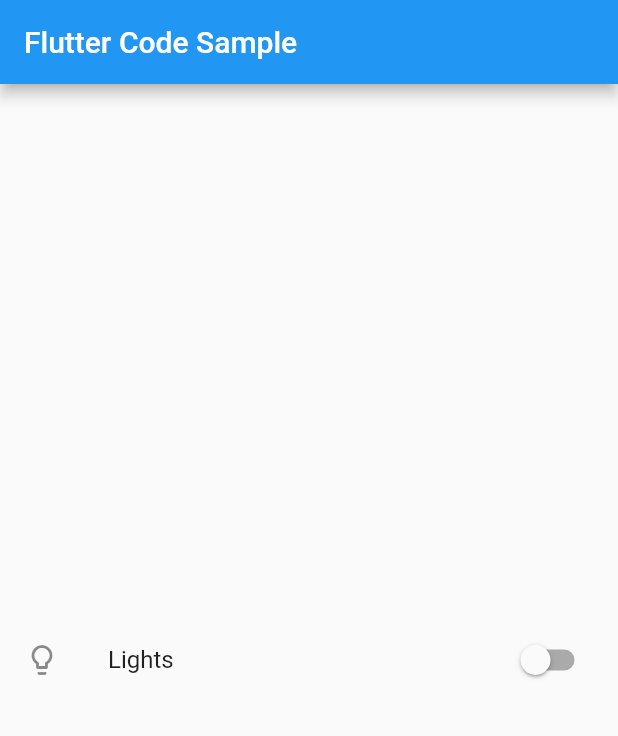
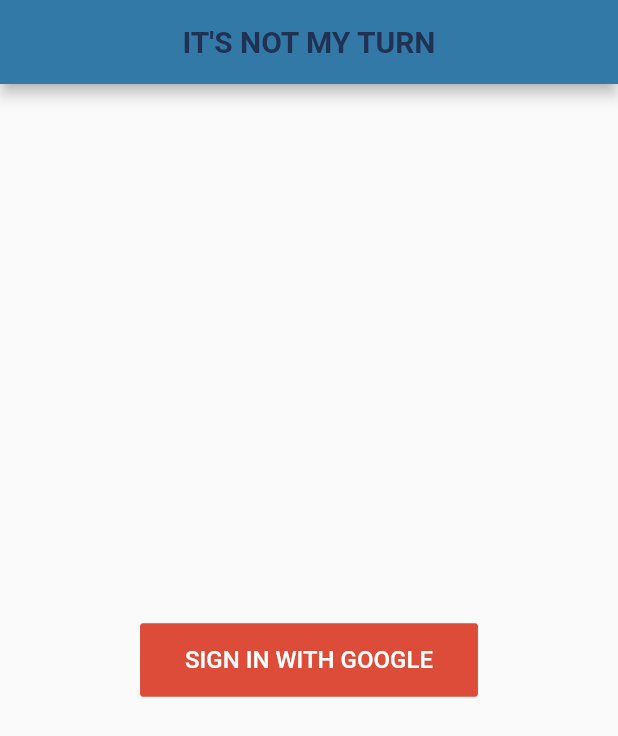
Before and after one commit to bubba3558/it_is_not_my_turn, a Flutter app: the screen it shows after launch, on a phone screen of 412 x 824 dp. Shown: the top 736 px of the screen. Run offline on Flutter 3.47's test engine with Material 2 defaults, Android fonts, the phone set to English and light mode, and no system bars; our stand-ins replace cloud_firestore, firebase_auth, fluttertoast, google_sign_in, shared_preferences; accounts and stored records are empty.

Commit message:
Add Google sign-in

```diff
--- /dev/null
+++ b/lib/const.dart
@@ -0,0 +1,4 @@
+import 'dart:ui';
+
+final themeColor = Color(0xff3279a8);
+final primaryColor = Color(0xff203152);
--- /dev/null
+++ b/lib/login_sign_up_page.dart
@@ -0,0 +1,182 @@
+import 'dart:async';
+
+import 'package:cloud_firestore/cloud_firestore.dart';
+import 'package:firebase_auth/firebase_auth.dart';
+import 'package:flutter/material.dart';
+import 'package:fluttertoast/fluttertoast.dart';
+import 'package:google_sign_in/google_sign_in.dart';
+import 'package:it_is_not_my_turn/const.dart';
+import 'package:it_is_not_my_turn/main.dart';
+import 'package:shared_preferences/shared_preferences.dart';
+
+class LoginSignUpPage extends StatelessWidget {
+  @override
+  Widget build(BuildContext context) {
+    return MaterialApp(
+      title: 'It\'s not my turn',
+      theme: ThemeData(
+        primaryColor: themeColor,
+      ),
+      home: LoginScreen(title: 'IT\'S NOT MY TURN'),
+      debugShowCheckedModeBanner: false,
+    );
+  }
+}
+
+class LoginScreen extends StatefulWidget {
+  LoginScreen({Key key, this.title}) : super(key: key);
+
+  final String title;
+
+  @override
+  LoginScreenState createState() => LoginScreenState();
+}
+
+class LoginScreenState extends State<LoginScreen> {
+  final GoogleSignIn googleSignIn = GoogleSignIn();
+  final FirebaseAuth firebaseAuth = FirebaseAuth.instance;
+  SharedPreferences prefs;
+
+  bool isLoading = false;
+  bool isLoggedIn = false;
+  FirebaseUser currentUser;
+
+  @override
+  void initState() {
+    super.initState();
+    isSignedIn();
+  }
+
+  void isSignedIn() async {
+    this.setState(() {
+      isLoading = true;
+    });
+
+    prefs = await SharedPreferences.getInstance();
+
+    isLoggedIn = await googleSignIn.isSignedIn();
+    if (isLoggedIn) {
+      Navigator.push(
+        context,
+        MaterialPageRoute(
+            builder: (context) =>
+                MainScreen(currentUserId: prefs.getString('id'))),
+      );
+    }
+
+    this.setState(() {
+      isLoading = false;
+    });
+  }
+
+  Future<Null> handleSignIn() async {
+    prefs = await SharedPreferences.getInstance();
+
+    this.setState(() {
+      isLoading = true;
+    });
+
+    GoogleSignInAccount googleUser = await googleSignIn.signIn();
+    GoogleSignInAuthentication googleAuth = await googleUser.authentication;
+
+    final AuthCredential credential = GoogleAuthProvider.getCredential(
+      accessToken: googleAuth.accessToken,
+      idToken: googleAuth.idToken,
+    );
+
+    FirebaseUser firebaseUser =
+        (await firebaseAuth.signInWithCredential(credential)).user;
+
+    if (firebaseUser != null) {
+      // Check is already sign up
+      final QuerySnapshot result = await Firestore.instance
+          .collection('users')
+          .where('id', isEqualTo: firebaseUser.uid)
+          .getDocuments();
+      final List<DocumentSnapshot> documents = result.documents;
+      if (documents.length == 0) {
+        // Update data to server if new user
+        Firestore.instance
+            .collection('users')
+            .document(firebaseUser.uid)
+            .setData({
+          'nickname': firebaseUser.displayName,
+          'photoUrl': firebaseUser.photoUrl,
+          'id': firebaseUser.uid,
+          'createdAt': DateTime.now().millisecondsSinceEpoch.toString(),
+          'chattingWith': null
+        });
+
+        // Write data to local
+        currentUser = firebaseUser;
+        await prefs.setString('id', currentUser.uid);
+        await prefs.setString('nickname', currentUser.displayName);
+        await prefs.setString('photoUrl', currentUser.photoUrl);
+      } else {
+        // Write data to local
+        await prefs.setString('id', documents[0]['id']);
+        await prefs.setString('nickname', documents[0]['nickname']);
+        await prefs.setString('photoUrl', documents[0]['photoUrl']);
+        await prefs.setString('aboutMe', documents[0]['aboutMe']);
+      }
+      Fluttertoast.showToast(msg: "Sign in success");
+      this.setState(() {
+        isLoading = false;
+      });
+
+      Navigator.push(
+          context,
+          MaterialPageRoute(
+              builder: (context) =>
+                  MainScreen(currentUserId: firebaseUser.uid)));
+    } else {
+      Fluttertoast.showToast(msg: "Sign in fail");
+      this.setState(() {
+        isLoading = false;
+      });
+    }
+  }
+
+  @override
+  Widget build(BuildContext context) {
+    return Scaffold(
+        appBar: AppBar(
+          title: Text(
+            widget.title,
+            style: TextStyle(color: primaryColor, fontWeight: FontWeight.bold),
+          ),
+          centerTitle: true,
+        ),
+        body: Stack(
+          children: <Widget>[
+            Center(
+              child: FlatButton(
+                  onPressed: handleSignIn,
+                  child: Text(
+                    'SIGN IN WITH GOOGLE',
+                    style: TextStyle(fontSize: 16.0),
+                  ),
+                  color: Color(0xffdd4b39),
+                  highlightColor: Color(0xffff7f7f),
+                  splashColor: Colors.transparent,
+                  textColor: Colors.white,
+                  padding: EdgeInsets.fromLTRB(30.0, 15.0, 30.0, 15.0)),
+            ),
+
+            // Loading
+            Positioned(
+              child: isLoading
+                  ? Container(
+                      child: Center(
+                        child: CircularProgressIndicator(
+                          valueColor: AlwaysStoppedAnimation<Color>(themeColor),
+                        ),
+                      ),
+                      color: Colors.white.withOpacity(0.8),
+                    )
+                  : Container(),
+            ),
+          ],
+        ));
+  }
+}
--- a/lib/main.dart
+++ b/lib/main.dart
@@ -1,53 +1,33 @@
-// Flutter code sample for SwitchListTile
+import 'package:flutter/material.dart';
+import 'package:it_is_not_my_turn/login_sign_up_page.dart';
 
-// ![SwitchListTile sample](https://flutter.github.io/assets-for-api-docs/assets/material/switch_list_tile.png)
-//
-// This widget shows a switch that, when toggled, changes the state of a [bool]
-// member field called `_lights`.
+import 'const.dart';
 
-import 'package:flutter/material.dart';
+void main() => runApp(LoginSignUpPage());
 
-void main() => runApp(MyApp());
+class MainScreen extends StatefulWidget {
+  final String currentUserId;
 
-/// This Widget is the main application widget.
-class MyApp extends StatelessWidget {
-  static const String _title = 'Flutter Code Sample';
+  MainScreen({Key key, @required this.currentUserId}) : super(key: key);
 
   @override
+  MainScreenState createState() => MainScreenState();
+}
+
+class MainScreenState extends State<MainScreen> {
+  @override
   Widget build(BuildContext context) {
-    return MaterialApp(
-      title: _title,
-      home: Scaffold(
-        appBar: AppBar(title: const Text(_title)),
-        body: Center(
-          child: MyStatefulWidget(),
+    return new Scaffold(
+      appBar: AppBar(
+        title: Text(
+          'Flutter login demo',
+          style: TextStyle(color: primaryColor, fontWeight: FontWeight.bold),
         ),
+        centerTitle: true,
+      ),
+      body: new Container(
+        child: new Text("Hello World"),
       ),
     );
   }
 }
-
-class MyStatefulWidget extends StatefulWidget {
-  MyStatefulWidget({Key key}) : super(key: key);
-
-  @override
-  _MyStatefulWidgetState createState() => _MyStatefulWidgetState();
-}
-
-class _MyStatefulWidgetState extends State<MyStatefulWidget> {
-  bool _lights = false;
-
-  @override
-  Widget build(BuildContext context) {
-    return SwitchListTile(
-      title: const Text('Lights'),
-      value: _lights,
-      onChanged: (bool value) {
-        setState(() {
-          _lights = value;
-        });
-      },
-      secondary: const Icon(Icons.lightbulb_outline),
-    );
-  }
-}
```
Also changed, not shown: pubspec.yaml (+10 -0 lines), pubspec.lock, 6 other files.
